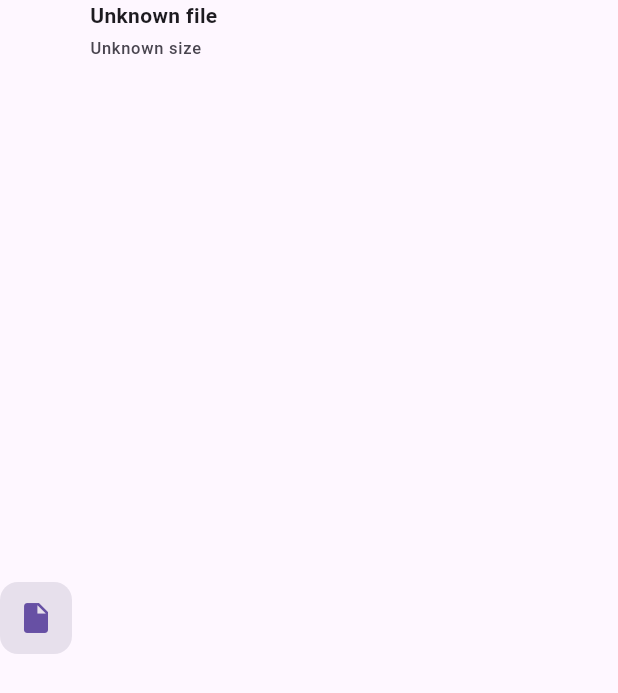
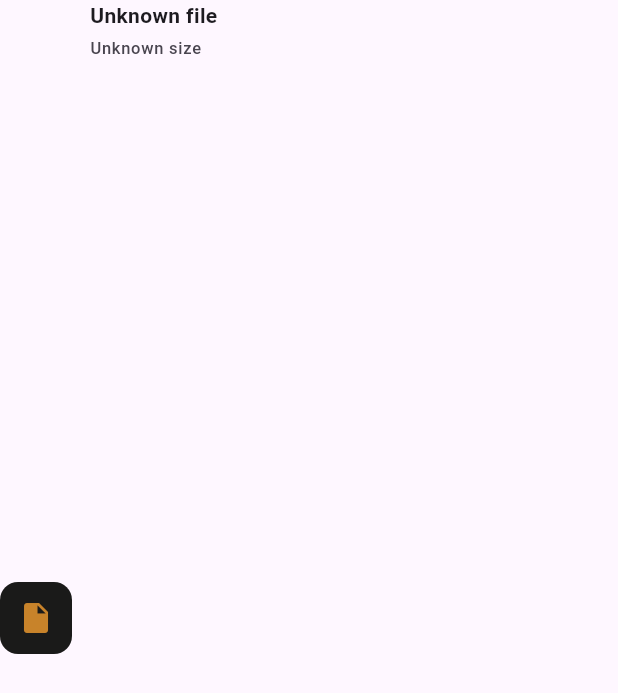
Before and after one commit to kakao-bart-lee/paw, a Flutter app: the MediaMessage widget shown alone on an empty page, opened directly with empty values, on a phone screen of 412 x 824 dp. Shown: the top 693 px of the screen. Run offline on Flutter 3.47's test engine with Material 3 defaults, Android fonts, the phone set to English and light mode, and no system bars; our stand-ins replace drift, flutter_markdown, flutter_riverpod, flutter_secure_storage, get_it, go_router and 1 more; missing offline and left inert: cryptography, markdown; accounts and stored records are empty; generated files the repository leaves out were written again.

Commit message:
design: finish warm palette cleanup across flutter surfaces

```diff
--- a/paw-client/lib/features/chat/screens/group_info_screen.dart
+++ b/paw-client/lib/features/chat/screens/group_info_screen.dart
@@ -142,7 +142,7 @@ class _GroupInfoScreenState extends ConsumerState<GroupInfoScreen> {
                             '방장',
                             style: TextStyle(
                               fontSize: 12,
-                              color: AppTheme.primary,
+                              color: AppTheme.accent,
                             ),
                           ),
                         )
--- a/paw-client/lib/features/chat/screens/search_screen.dart
+++ b/paw-client/lib/features/chat/screens/search_screen.dart
@@ -233,7 +233,7 @@ class _SearchResultTile extends StatelessWidget {
               ),
               child: const Icon(
                 Icons.chat_bubble_outline_rounded,
-                color: AppTheme.primary,
+                color: AppTheme.accent,
                 size: 20,
               ),
             ),
--- a/paw-client/lib/features/chat/widgets/e2ee_banner.dart
+++ b/paw-client/lib/features/chat/widgets/e2ee_banner.dart
@@ -22,7 +22,7 @@ class E2eeBanner extends StatelessWidget {
       E2eeBannerType.active => (
         Icons.lock_rounded,
         '종단간 암호화됨 · Signal Protocol',
-        AppTheme.primary,
+        AppTheme.accent,
         AppTheme.primarySoft,
       ),
       E2eeBannerType.available => (
--- a/paw-client/lib/features/chat/widgets/media_message.dart
+++ b/paw-client/lib/features/chat/widgets/media_message.dart
@@ -1,4 +1,5 @@
 import 'package:flutter/material.dart';
+import '../../../core/theme/app_theme.dart';
 
 class MediaMessage extends StatelessWidget {
   final String mediaId;
@@ -28,8 +29,10 @@ class MediaMessage extends StatelessWidget {
   @override
   Widget build(BuildContext context) {
     final theme = Theme.of(context);
-    final textColor = isMe ? Colors.white : theme.colorScheme.onSurface;
-    final iconColor = isMe ? Colors.white70 : theme.colorScheme.onSurfaceVariant;
+    final textColor = isMe ? AppTheme.background : theme.colorScheme.onSurface;
+    final iconColor = isMe
+        ? AppTheme.background.withValues(alpha: 0.78)
+        : theme.colorScheme.onSurfaceVariant;
 
     if (isImage) {
       return GestureDetector(
@@ -41,7 +44,7 @@ class MediaMessage extends StatelessWidget {
           child: Container(
             width: 240,
             height: 240,
-            color: theme.colorScheme.surfaceVariant,
+            color: AppTheme.surface3,
             child: const Center(
               child: Icon(Icons.image, size: 48, color: Colors.grey),
               // Phase 2: Load actual image using presigned URL
@@ -59,13 +62,13 @@ class MediaMessage extends StatelessWidget {
           padding: const EdgeInsets.all(12),
           decoration: BoxDecoration(
             color: isMe
-                ? Colors.white.withOpacity(0.2)
-                : theme.colorScheme.surfaceVariant,
+                ? AppTheme.background.withValues(alpha: 0.2)
+                : AppTheme.surface3,
             borderRadius: BorderRadius.circular(12),
           ),
           child: Icon(
             Icons.insert_drive_file,
-            color: isMe ? Colors.white : theme.colorScheme.primary,
+            color: isMe ? AppTheme.background : AppTheme.accent,
           ),
         ),
         const SizedBox(width: 12),
--- a/paw-client/lib/features/chat/widgets/message_bubble.dart
+++ b/paw-client/lib/features/chat/widgets/message_bubble.dart
@@ -25,7 +25,7 @@ class MessageBubble extends StatelessWidget {
         ? AppTheme.agentBubbleDark
         : AppTheme.receivedBubbleDark;
 
-    final textColor = isMe ? AppTheme.primary : theme.colorScheme.onSurface;
+    final textColor = isMe ? AppTheme.background : theme.colorScheme.onSurface;
     final bubbleBorder = isMe
         ? AppTheme.accent.withValues(alpha: 0.16)
         : isAgent
--- a/paw-client/lib/features/profile/screens/my_profile_screen.dart
+++ b/paw-client/lib/features/profile/screens/my_profile_screen.dart
@@ -217,7 +217,7 @@ class _ProfileInfoRow extends StatelessWidget {
               color: AppTheme.surface4,
               borderRadius: BorderRadius.circular(AppTheme.radiusLg),
             ),
-            child: Icon(icon, color: AppTheme.primary),
+            child: Icon(icon, color: AppTheme.accent),
           ),
           const SizedBox(width: 12),
           Expanded(
```
